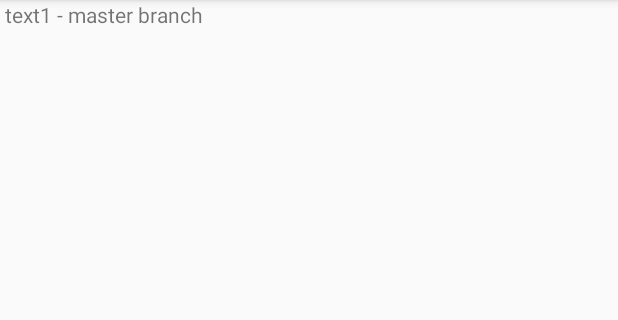
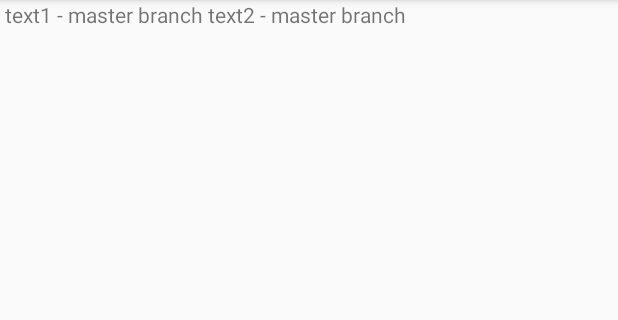
Before and after one commit to VolodymyrMitso/Just_Test_2, an Android app: the screen it shows after launch (MainActivity), on a phone screen of 412 x 824 dp, the part 84-404 px from its top. Run offline under Robolectric (Android 15) with nearby library versions, the phone set to English and light mode, and no system bars.

Commit message:
TextView2 - master

```diff
--- a/app/src/main/res/layout/main.xml
+++ b/app/src/main/res/layout/main.xml
@@ -12,4 +12,9 @@
         android:layout_height="wrap_content"
         android:text=" text1 - master branch"/>
 
+    <TextView
+        android:layout_width="wrap_content"
+        android:layout_height="wrap_content"
+        android:text=" text2 - master branch"/>
+
 </LinearLayout>
```
